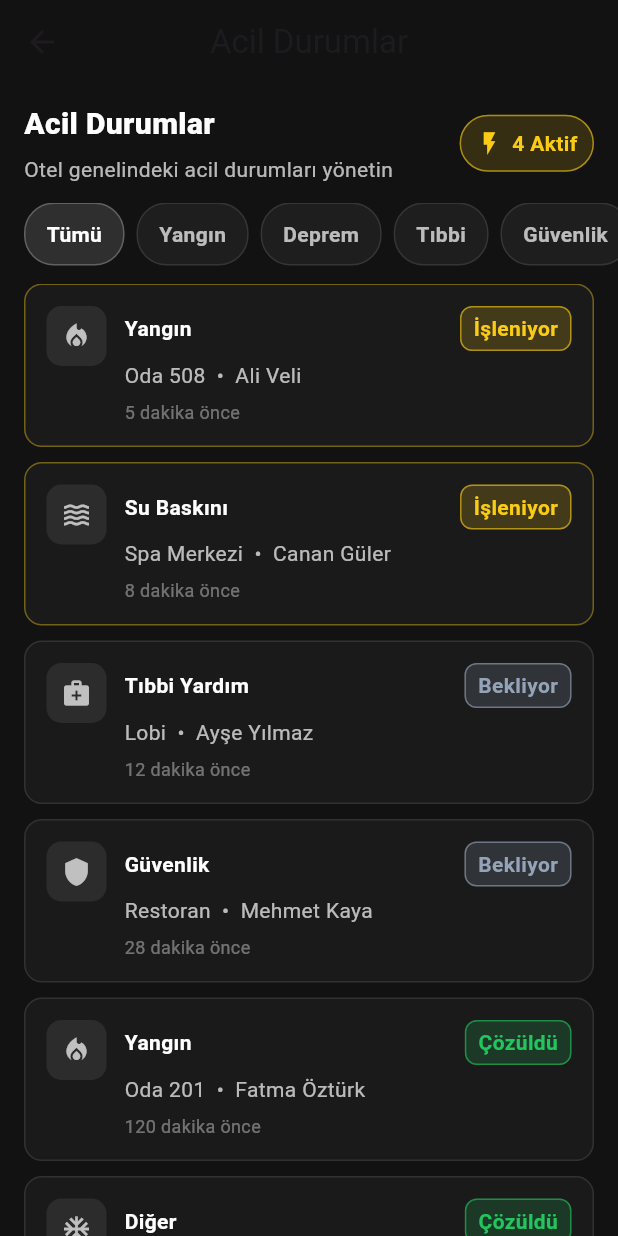
After one commit to dogukandireksiz/InnJoy, a Flutter app: the EmergencyAdminScreen screen opened directly, on a phone screen of 412 x 824 dp. The commit adds this screen. Run offline on Flutter 3.47's test engine with Material 3 defaults, Android fonts, the light colour scheme and no system bars; our stand-ins replace cloud_firestore, firebase_auth, firebase_core, font_awesome_flutter, google_fonts, google_sign_in; missing offline and left inert: flutter_facebook_auth; accounts and stored records are empty; network calls fail.

Commit message:
admin panele acil durum bildirimlerinin düşüceğpi ekran eklendi

```diff
--- /dev/null
+++ b/login_page/lib/screens/emergency/emergency_admin_screen.dart
@@ -0,0 +1,257 @@
+import 'package:flutter/material.dart';
+
+class EmergencyAdminScreen extends StatefulWidget {
+  const EmergencyAdminScreen({super.key});
+
+  @override
+  State<EmergencyAdminScreen> createState() => _EmergencyAdminScreenState();
+}
+
+class _EmergencyAdminScreenState extends State<EmergencyAdminScreen> {
+  String _activeFilter = 'Tümü';
+
+  final List<_EmergencyItem> _items = const [
+    _EmergencyItem(title: 'Yangın', place: 'Oda 508', person: 'Ali Veli', minutesAgo: 5, category: 'Yangın', status: 'İşleniyor'),
+    _EmergencyItem(title: 'Su Baskını', place: 'Spa Merkezi', person: 'Canan Güler', minutesAgo: 8, category: 'Deprem', status: 'İşleniyor'),
+    _EmergencyItem(title: 'Tıbbi Yardım', place: 'Lobi', person: 'Ayşe Yılmaz', minutesAgo: 12, category: 'Tıbbi', status: 'Bekliyor'),
+    _EmergencyItem(title: 'Güvenlik', place: 'Restoran', person: 'Mehmet Kaya', minutesAgo: 28, category: 'Güvenlik', status: 'Bekliyor'),
+    _EmergencyItem(title: 'Yangın', place: 'Oda 201', person: 'Fatma Öztürk', minutesAgo: 120, category: 'Yangın', status: 'Çözüldü'),
+    _EmergencyItem(title: 'Diğer', place: 'Havuz', person: 'Zeynep Demir', minutesAgo: 240, category: 'Diğer', status: 'Çözüldü'),
+  ];
+
+  int get _activeCount => _items.where((e) => e.status == 'İşleniyor' || e.status == 'Bekliyor').length;
+
+  List<_EmergencyItem> get _visibleItems {
+    if (_activeFilter == 'Tümü') return _items;
+    return _items.where((e) => e.category == _activeFilter).toList();
+  }
+
+  Color _statusColor(String status) {
+    switch (status) {
+      case 'İşleniyor':
+        return const Color(0xFFFACC15); // amber
+      case 'Bekliyor':
+        return const Color(0xFF94A3B8); // slate
+      case 'Çözüldü':
+        return const Color(0xFF22C55E); // green
+      default:
+        return Colors.grey;
+    }
+  }
+
+  IconData _categoryIcon(String category) {
+    switch (category) {
+      case 'Yangın':
+        return Icons.local_fire_department;
+      case 'Deprem':
+        return Icons.waves;
+      case 'Tıbbi':
+        return Icons.medical_services;
+      case 'Güvenlik':
+        return Icons.shield;
+      default:
+        return Icons.ac_unit;
+    }
+  }
+
+  @override
+  Widget build(BuildContext context) {
+    return Scaffold(
+      backgroundColor: const Color(0xFF121212),
+      appBar: AppBar(
+        title: const Text('Acil Durumlar'),
+        centerTitle: true,
+        backgroundColor: const Color(0xFF121212),
+        elevation: 0,
+        scrolledUnderElevation: 0,
+      ),
+      body: Column(
+        crossAxisAlignment: CrossAxisAlignment.start,
+        children: [
+          Padding(
+            padding: const EdgeInsets.fromLTRB(16, 12, 16, 0),
+            child: Row(
+              children: [
+                Expanded(
+                  child: Column(
+                    crossAxisAlignment: CrossAxisAlignment.start,
+                    children: const [
+                      Text('Acil Durumlar', style: TextStyle(color: Colors.white, fontSize: 20, fontWeight: FontWeight.w800)),
+                      SizedBox(height: 6),
+                      Text('Otel genelindeki acil durumları yönetin', style: TextStyle(color: Colors.white70)),
+                    ],
+                  ),
+                ),
+                Container(
+                  padding: const EdgeInsets.symmetric(horizontal: 10, vertical: 8),
+                  decoration: BoxDecoration(
+                    color: const Color(0xFFFACC15).withOpacity(0.15),
+                    borderRadius: BorderRadius.circular(20),
+                    border: Border.all(color: const Color(0xFFFACC15).withOpacity(0.6)),
+                  ),
+                  child: Row(
+                    children: [
+                      const Icon(Icons.flash_on, color: Color(0xFFFACC15), size: 18),
+                      const SizedBox(width: 6),
+                      Text('$_activeCount Aktif', style: const TextStyle(color: Color(0xFFFACC15), fontWeight: FontWeight.w700)),
+                    ],
+                  ),
+                ),
+              ],
+            ),
+          ),
+          const SizedBox(height: 12),
+          SingleChildScrollView(
+            scrollDirection: Axis.horizontal,
+            padding: const EdgeInsets.symmetric(horizontal: 16),
+            child: Row(
+              children: [
+                _FilterChip(
+                  label: 'Tümü',
+                  selected: _activeFilter == 'Tümü',
+                  onTap: () => setState(() => _activeFilter = 'Tümü'),
+                ),
+                _FilterChip(label: 'Yangın', selected: _activeFilter == 'Yangın', onTap: () => setState(() => _activeFilter = 'Yangın')),
+                _FilterChip(label: 'Deprem', selected: _activeFilter == 'Deprem', onTap: () => setState(() => _activeFilter = 'Deprem')),
+                _FilterChip(label: 'Tıbbi', selected: _activeFilter == 'Tıbbi', onTap: () => setState(() => _activeFilter = 'Tıbbi')),
+                _FilterChip(label: 'Güvenlik', selected: _activeFilter == 'Güvenlik', onTap: () => setState(() => _activeFilter = 'Güvenlik')),
+                _FilterChip(label: 'Diğer', selected: _activeFilter == 'Diğer', onTap: () => setState(() => _activeFilter = 'Diğer')),
+              ],
+            ),
+          ),
+          const SizedBox(height: 12),
+          Expanded(
+            child: ListView.builder(
+              padding: const EdgeInsets.fromLTRB(16, 0, 16, 16),
+              itemCount: _visibleItems.length,
+              itemBuilder: (ctx, i) {
+                final item = _visibleItems[i];
+                return _EmergencyCard(
+                  icon: _categoryIcon(item.category),
+                  title: item.title,
+                  place: item.place,
+                  person: item.person,
+                  minutesAgo: item.minutesAgo,
+                  status: item.status,
+                  statusColor: _statusColor(item.status),
+                );
+              },
+            ),
+          ),
+        ],
+      ),
+    );
+  }
+}
+
+class _FilterChip extends StatelessWidget {
+  final String label;
+  final bool selected;
+  final VoidCallback? onTap;
+  const _FilterChip({required this.label, this.selected = false, this.onTap});
+
+  @override
+  Widget build(BuildContext context) {
+    return InkWell(
+      onTap: onTap,
+      borderRadius: BorderRadius.circular(20),
+      child: Container(
+        margin: const EdgeInsets.only(right: 8),
+        padding: const EdgeInsets.symmetric(horizontal: 14, vertical: 10),
+        decoration: BoxDecoration(
+          color: selected ? Colors.white.withOpacity(0.12) : const Color(0xFF1E1E1E),
+          borderRadius: BorderRadius.circular(20),
+          border: Border.all(color: selected ? Colors.white24 : Colors.white10),
+        ),
+        child: Text(
+          label,
+          style: TextStyle(color: selected ? Colors.white : Colors.white70, fontWeight: FontWeight.w600),
+        ),
+      ),
+    );
+  }
+}
+
+class _EmergencyCard extends StatelessWidget {
+  final IconData icon;
+  final String title;
+  final String place;
+  final String person;
+  final int minutesAgo;
+  final String status;
+  final Color statusColor;
+
+  const _EmergencyCard({
+    required this.icon,
+    required this.title,
+    required this.place,
+    required this.person,
+    required this.minutesAgo,
+    required this.status,
+    required this.statusColor,
+  });
+
+  @override
+  Widget build(BuildContext context) {
+    return Container(
+      margin: const EdgeInsets.only(bottom: 10),
+      padding: const EdgeInsets.all(14),
+      decoration: BoxDecoration(
+        color: const Color(0xFF1A1A1A),
+        borderRadius: BorderRadius.circular(12),
+        border: Border.all(color: status == 'İşleniyor' ? const Color(0xFFFACC15).withOpacity(0.4) : Colors.white10),
+      ),
+      child: Row(
+        crossAxisAlignment: CrossAxisAlignment.start,
+        children: [
+          Container(
+            padding: const EdgeInsets.all(10),
+            decoration: BoxDecoration(color: Colors.white.withOpacity(0.08), borderRadius: BorderRadius.circular(10)),
+            child: Icon(icon, color: Colors.white70, size: 20),
+          ),
+          const SizedBox(width: 12),
+          Expanded(
+            child: Column(
+              crossAxisAlignment: CrossAxisAlignment.start,
+              children: [
+                Row(
+                  children: [
+                    Expanded(
+                      child: Text(title, style: const TextStyle(color: Colors.white, fontWeight: FontWeight.w700)),
+                    ),
+                    Container(
+                      padding: const EdgeInsets.symmetric(horizontal: 8, vertical: 4),
+                      decoration: BoxDecoration(color: statusColor.withOpacity(0.18), borderRadius: BorderRadius.circular(8), border: Border.all(color: statusColor.withOpacity(0.6))),
+                      child: Text(status, style: TextStyle(color: statusColor, fontWeight: FontWeight.w700)),
+                    ),
+                  ],
+                ),
+                const SizedBox(height: 6),
+                Text('$place  •  $person', style: const TextStyle(color: Colors.white70)),
+                const SizedBox(height: 6),
+                Text('${minutesAgo} dakika önce', style: const TextStyle(color: Colors.white38, fontSize: 12)),
+              ],
+            ),
+          ),
+        ],
+      ),
+    );
+  }
+}
+
+class _EmergencyItem {
+  final String title;
+  final String place;
+  final String person;
+  final int minutesAgo;
+  final String category;
+  final String status;
+  const _EmergencyItem({
+    required this.title,
+    required this.place,
+    required this.person,
+    required this.minutesAgo,
+    required this.category,
+    required this.status,
+  });
+}
--- a/login_page/lib/screens/home/admin_home_screen.dart
+++ b/login_page/lib/screens/home/admin_home_screen.dart
@@ -9,6 +9,7 @@ import '../admin/admin_room_management_screen.dart';
 import '../../service/database_service.dart';
 import '../services/spa_wellness/spa_admin_placeholder_screen.dart';
 import '../edit/chose_edit_screen.dart';
+import '../emergency/emergency_admin_screen.dart';
 
 class AdminHomeScreen extends StatefulWidget {
   const AdminHomeScreen({super.key});
@@ -250,7 +251,10 @@ class _AdminHomeScreenState extends State<AdminHomeScreen> {
                             );
                             break;
                           case 'emergency':
-                            _showComingSoonDialog(context, 'Acil Durumlar');
+                            Navigator.push(
+                              context,
+                              MaterialPageRoute(builder: (_) => const EmergencyAdminScreen()),
+                            );
                             break;
                           case 'settings':
                             _showComingSoonDialog(context, 'Ayarlar');
```
